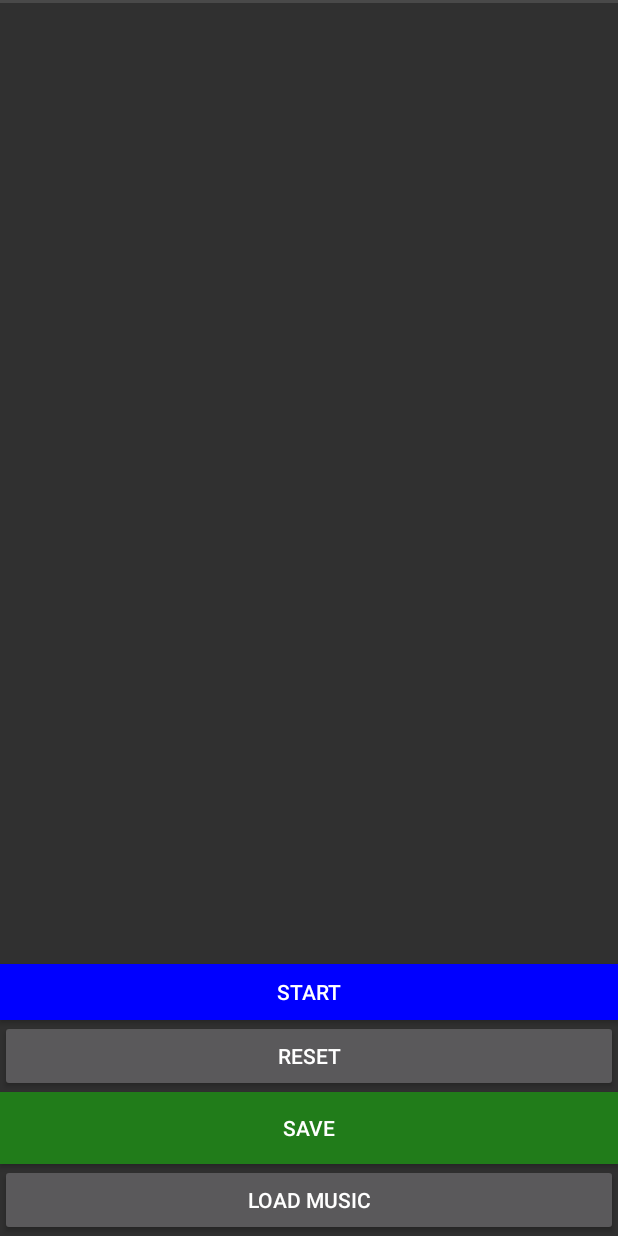
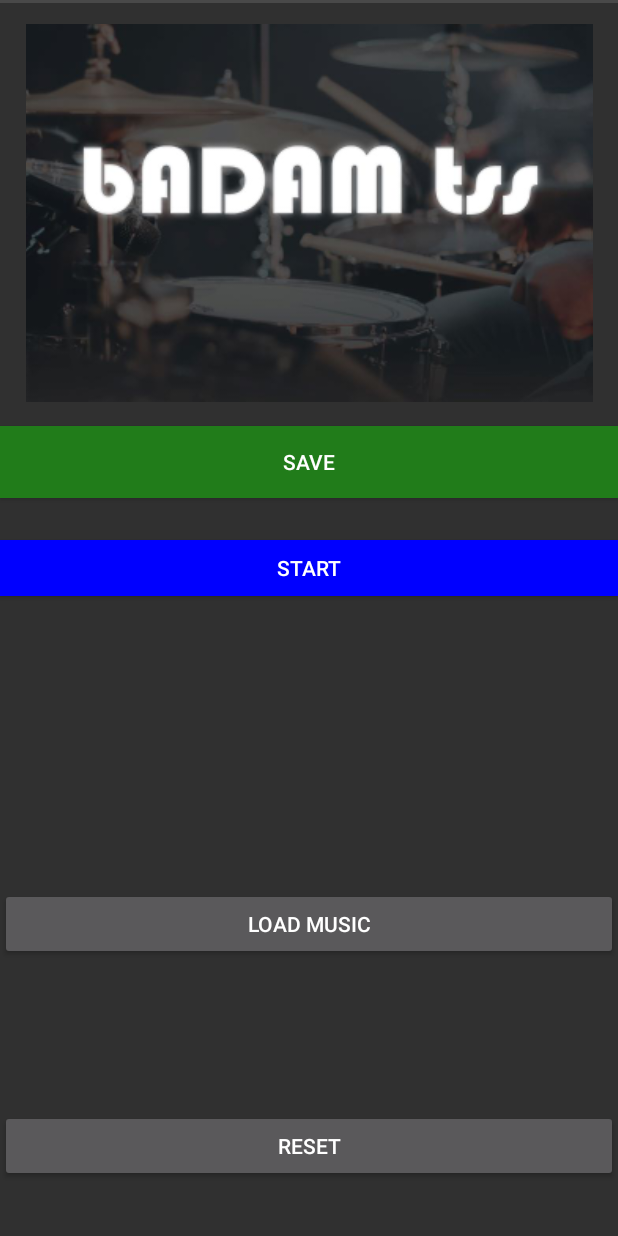
Before and after one commit to OriMeiraz/IOT-project, an Android app: the layout fragment_terminal.xml on its own in the app's theme, with its tools: preview values and no code run, on a phone screen of 412 x 824 dp. Run offline under Robolectric (Android 15) with nearby library versions, the phone set to English and light mode, and no system bars.

Commit message:
added image and reset works

```diff
--- a/Tutorial6/Tutorial6/app/src/main/java/com/example/tutorial6/TerminalFragment.java
+++ b/Tutorial6/Tutorial6/app/src/main/java/com/example/tutorial6/TerminalFragment.java
@@ -245,8 +245,6 @@ public class TerminalFragment extends Fragment implements ServiceConnection, Ser
         buttonReset.setOnClickListener(new View.OnClickListener() {
             @Override
             public void onClick(View v) {
-                //play(v);
-                MediaPlayer.create(getContext(), R.raw.drum1).start();
                 TimeArray = new ArrayList<>();
                 hArray = new ArrayList<>();
                 zArray = new ArrayList<>();
--- a/Tutorial6/Tutorial6/app/src/main/res/layout/fragment_terminal.xml
+++ b/Tutorial6/Tutorial6/app/src/main/res/layout/fragment_terminal.xml
@@ -1,6 +1,5 @@
 <?xml version="1.0" encoding="utf-8"?>
-<LinearLayout
-    xmlns:android="http://schemas.android.com/apk/res/android"
+<androidx.constraintlayout.widget.ConstraintLayout xmlns:android="http://schemas.android.com/apk/res/android"
     xmlns:app="http://schemas.android.com/apk/res-auto"
     xmlns:tools="http://schemas.android.com/tools"
     android:layout_width="match_parent"
@@ -9,50 +8,78 @@
 
 
     <View
+        android:id="@+id/view"
         android:layout_width="match_parent"
-        android:background="?android:attr/listDivider"
-        android:layout_height="2dp" />
+        android:layout_height="2dp"
+        android:background="?android:attr/listDivider" />
 
     <TextView
         android:id="@+id/receive_text"
-        android:layout_width="match_parent"
-        android:layout_height="314dp"
+        android:layout_width="375dp"
+        android:layout_height="88dp"
+        android:layout_marginTop="124dp"
         android:layout_weight="1"
         android:freezesText="true"
         android:gravity="bottom"
         android:scrollbars="vertical"
-        android:textAppearance="@style/TextAppearance.AppCompat.Medium" />
+        android:textAppearance="@style/TextAppearance.AppCompat.Medium"
+        app:layout_constraintEnd_toEndOf="parent"
+        app:layout_constraintStart_toStartOf="parent"
+        app:layout_constraintTop_toBottomOf="@+id/start_stop" />
 
     <Button
         android:id="@+id/start_stop"
         android:layout_width="match_parent"
         android:layout_height="37dp"
+        android:layout_marginTop="28dp"
         android:background="#0000FF"
-        android:text="START" />
+        android:text="START"
+        app:layout_constraintTop_toBottomOf="@+id/save_button"
+        tools:layout_editor_absoluteX="1dp" />
 
     <LinearLayout
+        android:id="@+id/linearLayout"
         android:layout_width="match_parent"
         android:layout_height="wrap_content"
-        android:orientation="horizontal"/>
+        android:orientation="horizontal" />
 
     <Button
         android:id="@+id/reset_btn"
         android:layout_width="match_parent"
         android:layout_height="wrap_content"
-        android:text="Reset" />
+        android:layout_marginBottom="36dp"
+        android:text="Reset"
+        app:layout_constraintBottom_toBottomOf="parent"
+        tools:layout_editor_absoluteX="-2dp" />
 
     <Button
         android:id="@+id/save_button"
         android:layout_width="match_parent"
         android:layout_height="wrap_content"
+        android:layout_marginTop="16dp"
         android:background="#217C1A"
-        android:text="save" />
+        android:text="save"
+        app:layout_constraintTop_toBottomOf="@+id/imageView"
+        tools:layout_editor_absoluteX="0dp" />
 
     <Button
         android:id="@+id/button2"
         android:layout_width="match_parent"
         android:layout_height="wrap_content"
-        android:text="Load Music" />
+        android:layout_marginBottom="100dp"
+        android:text="Load Music"
+        app:layout_constraintBottom_toTopOf="@+id/reset_btn"
+        tools:layout_editor_absoluteX="1dp" />
+
+    <ImageView
+        android:id="@+id/imageView"
+        android:layout_width="405dp"
+        android:layout_height="252dp"
+        android:layout_marginTop="16dp"
+        android:src="@drawable/badamtss"
+        app:layout_constraintEnd_toEndOf="parent"
+        app:layout_constraintStart_toStartOf="parent"
+        app:layout_constraintTop_toTopOf="parent" />
 
 
-</LinearLayout>
+</androidx.constraintlayout.widget.ConstraintLayout>
```
Also changed, not shown: Tutorial6/Tutorial6/app/src/main/res/drawable-xxhdpi/badamtss.png (added).
